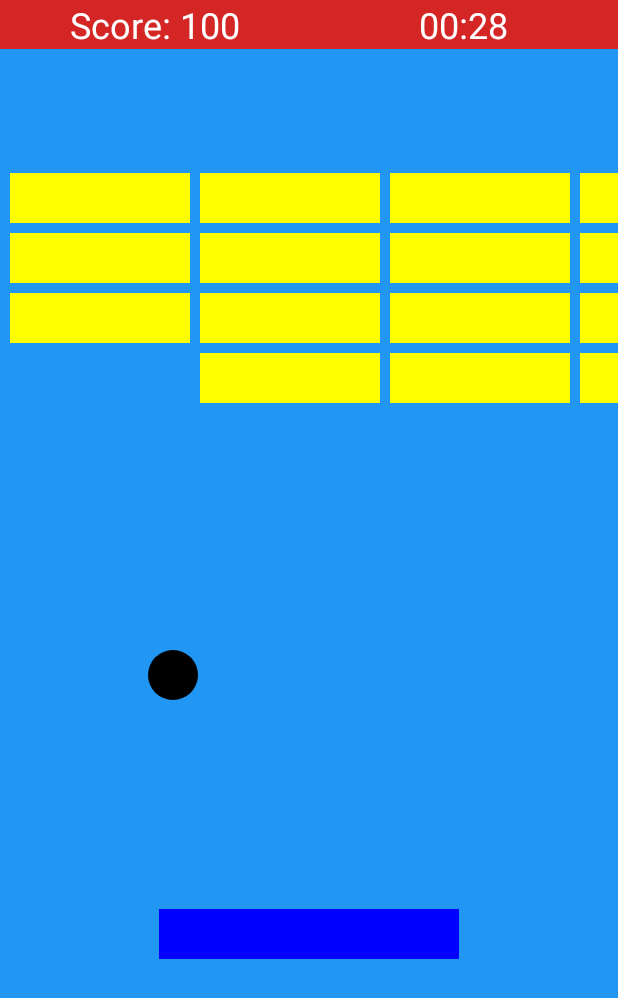
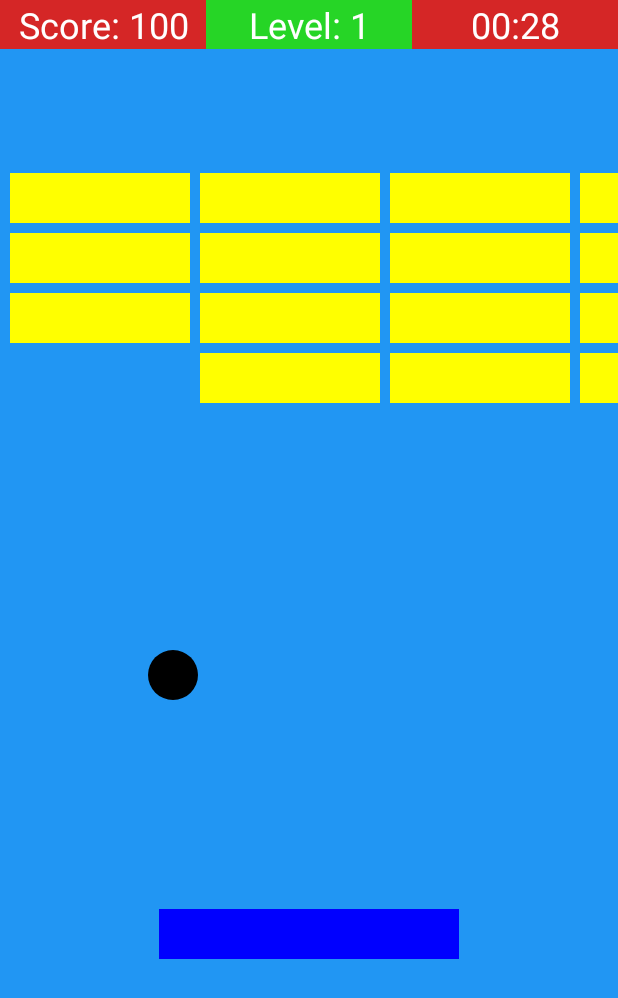
Before and after one commit to ediber/brickbreaker, an Android app: the MainActivity screen opened directly, with no data from a screen before it, on a phone screen of 412 x 824 dp. Shown: the top 998 px of the screen. Run offline under Robolectric (Android 15) with nearby library versions, the phone set to English and light mode, and no system bars.

Commit message:
added level up

```diff
--- a/app/src/main/java/com/example/brickbreaker04/Brick.java
+++ b/app/src/main/java/com/example/brickbreaker04/Brick.java
@@ -15,13 +15,13 @@ public class Brick {
             Color.RED, Color.YELLOW, Color.GREEN, Color.MAGENTA, Color.CYAN // Random colors except blue
     };
 
-    public Brick(int brickLeft, int brickTop, int brickWidth, int brickHeight) {
+    public Brick(int brickLeft, int brickTop, int brickWidth, int brickHeight, int scoreMultiplier) {
         this.rect = new Rect(brickLeft, brickTop, brickLeft + brickWidth, brickTop + brickHeight);;
         Random random = new Random();
         paint = new Paint();
         int index = random.nextInt(colors.length);
         this.paint.setColor(colors[index]);
-        this.score = (index+1) * 50;
+        this.score = (index+1) * 50 * scoreMultiplier;
     }
 
     ///
--- a/app/src/main/java/com/example/brickbreaker04/GameView.java
+++ b/app/src/main/java/com/example/brickbreaker04/GameView.java
@@ -11,7 +11,6 @@ import android.graphics.Rect;
 import android.os.Handler;
 import android.os.Looper;
 import android.util.AttributeSet;
-import android.util.Log;
 import android.view.MotionEvent;
 import android.view.View;
 import android.view.ViewTreeObserver;
@@ -21,8 +20,9 @@ import java.util.Random;
 
 public class GameView extends View {
 
-    public interface ScoreListener {
+    public interface Listener {
         void onScoreChanged(int score);
+        void onLevelChanged(int level);
     }
 
     private Paint paint;
@@ -45,7 +45,9 @@ public class GameView extends View {
     private Ball ball;
     private Thread ballThread;
     private int score = 0;
-    private ScoreListener scoreListener;
+    private Listener listener;
+    private int level = 1;
+    private int scoreMultiplier = 1;
 
     private Runnable runnable = new Runnable() {
         @Override
@@ -72,8 +74,8 @@ public class GameView extends View {
         });
     }
 
-    public void setScoreListener(ScoreListener listener) {
-        this.scoreListener = listener;
+    public void setListener(Listener listener) {
+        this.listener = listener;
     }
 
     private void init() {
@@ -87,17 +89,17 @@ public class GameView extends View {
         paddle = new Rect(paddleX, paddleY, paddleX + paddleWidth, paddleY + paddleHeight);
 
         paint.setColor(Color.BLUE); // Set paddle color to blue
-        initBricks(); // Initialize the bricks
+        initBricks(1); // Initialize the bricks
         initBall();
     }
 
-    private void initBricks() {
+    private void initBricks(int scoreMultiplier) {
         bricks.clear(); // Clear the existing bricks
         int brickTop = 50; // Start 50 pixels down from the top of the screen
         for (int row = 0; row < numBrickRows; row++) {
             int brickLeft = brickPadding;
             for (int col = 0; col < numBricksPerRow; col++) {
-                Brick brick = new Brick(brickLeft, brickTop, brickWidth, brickHeight);
+                Brick brick = new Brick(brickLeft, brickTop, brickWidth, brickHeight, scoreMultiplier);
                 bricks.add(brick);
 
                 brickLeft += brickWidth + brickPadding; // Move to the right
@@ -272,19 +274,22 @@ public class GameView extends View {
     public void removeBrick(Brick brick) {
         bricks.remove(brick);
         score += brick.getScore();
-        if (scoreListener != null) {
+        if (listener != null) {
             new Handler(Looper.getMainLooper()).post(new Runnable() {
                 @Override
                 public void run() {
-                    scoreListener.onScoreChanged(score);
+                    listener.onScoreChanged(score);
                 }
             });
         }
     }
 
     public void advanceLevel() { // TODO test it
-        initBricks(); // Reinitialize bricks
+        scoreMultiplier++; // Increase the score multiplier
+        initBricks(scoreMultiplier); // Reinitialize bricks
         invalidate(); // Redraw the view to reflect changes
+        level++;
+        listener.onLevelChanged(level); // Notify the listener that the level has changed
     }
 
     public void speedUp() {
--- a/app/src/main/java/com/example/brickbreaker04/activities/MainActivity.java
+++ b/app/src/main/java/com/example/brickbreaker04/activities/MainActivity.java
@@ -16,6 +16,8 @@ public class MainActivity extends BaseActivity {
     private GameView gameView;
     private TextView scoreTextView;
     private TextView timerTextView;
+    private TextView levelTextView;
+
     private CountDownTimer countDownTimer;
     private long remainingTime = GAME_DURATION_SECONDS; // Initialize remainingTime
 
@@ -37,15 +39,24 @@ public class MainActivity extends BaseActivity {
         // Initialize views
         gameView = findViewById(R.id.gameView);
         scoreTextView = findViewById(R.id.scoreTextView);
-        timerTextView = findViewById(R.id.timerTextView);    }
+        timerTextView = findViewById(R.id.timerTextView);
+        levelTextView = findViewById(R.id.levelTextView);
+        levelTextView.setText("Level: " + 1); // Set initial level text
+    }
 
     @Override
     protected void setListeners() {
         // Set up the score listener
-        gameView.setScoreListener(new GameView.ScoreListener() {
+        gameView.setListener(new GameView.Listener() {
             @Override
             public void onScoreChanged(int score) {
                 scoreTextView.setText("Score: " + score);
+            }
+
+            @Override
+            public void onLevelChanged(int level) {
+                levelTextView.setText("Level: " + level);
+                Toast.makeText(MainActivity.this, "Level Up! X2 on points", Toast.LENGTH_SHORT).show();
             }
         });
     }
--- a/app/src/main/res/layout/activity_main.xml
+++ b/app/src/main/res/layout/activity_main.xml
@@ -23,6 +23,17 @@
             android:textSize="24sp" />
 
         <TextView
+            android:id="@+id/levelTextView"
+            android:layout_width="0dp"
+            android:layout_height="wrap_content"
+            android:layout_weight="1"
+            android:background="#26D526"
+            android:gravity="center"
+            android:text="Level: 1"
+            android:textColor="#FFFFFF"
+            android:textSize="24sp" />
+
+        <TextView
             android:id="@+id/timerTextView"
             android:layout_width="0dp"
             android:layout_height="wrap_content"
```
